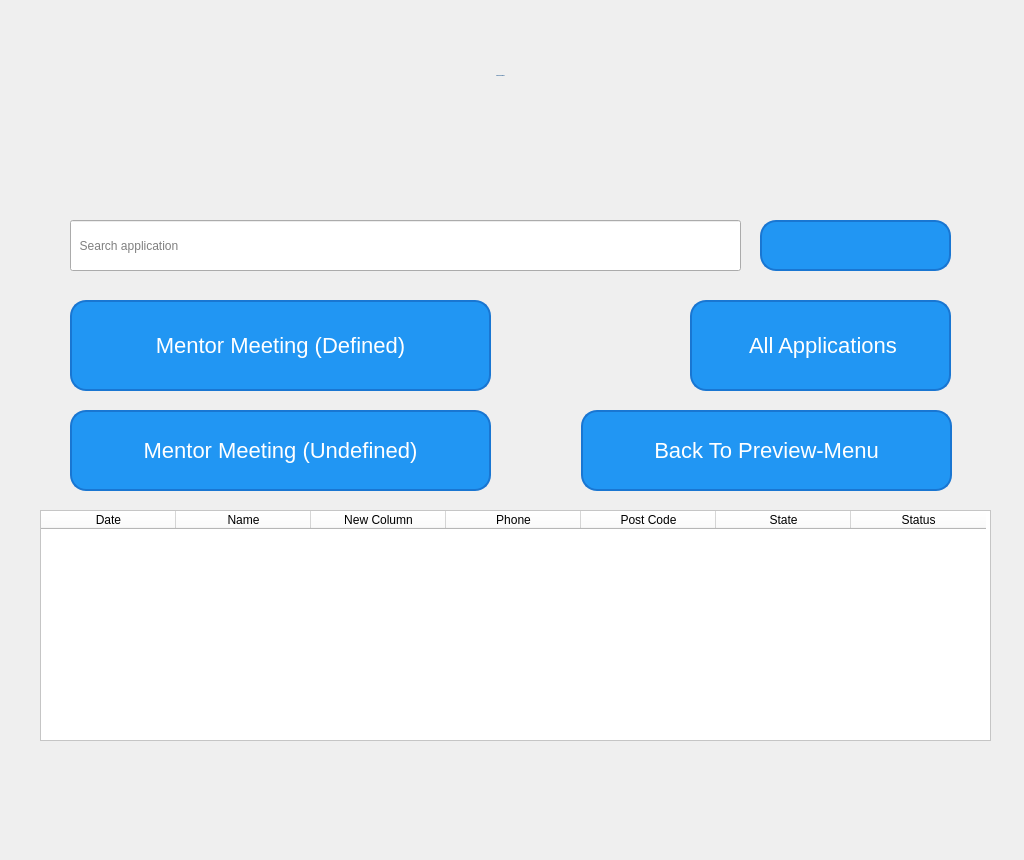
This is Customer Relationship Management/ui folders/application.ui in Harriery/my-python-projects as Qt 5 draws it before an edit. The edited form follows.
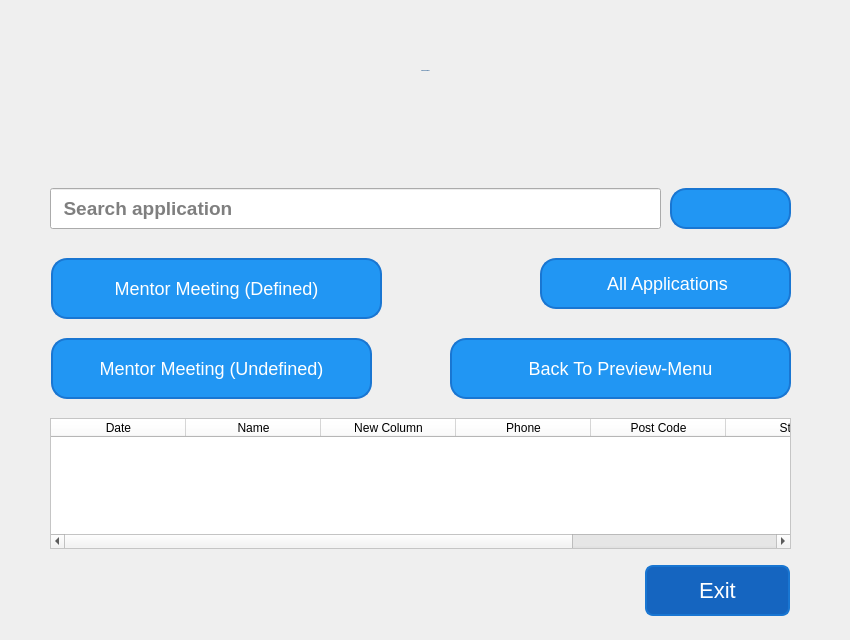
This is the edited form. Icons and pictures are not drawn.

The edit to the form file:
```diff
--- a/Customer Relationship Management/ui folders/application.ui
+++ b/Customer Relationship Management/ui folders/application.ui
@@ -6,20 +6,20 @@
    <rect>
     <x>0</x>
     <y>0</y>
-    <width>1024</width>
-    <height>860</height>
+    <width>850</width>
+    <height>640</height>
    </rect>
   </property>
   <property name="minimumSize">
    <size>
-    <width>1024</width>
-    <height>860</height>
+    <width>850</width>
+    <height>640</height>
    </size>
   </property>
   <property name="maximumSize">
    <size>
-    <width>1024</width>
-    <height>860</height>
+    <width>850</width>
+    <height>640</height>
    </size>
   </property>
   <property name="windowTitle">
@@ -39,7 +39,7 @@
     border-radius: 16px;
     border: 2px solid #1976D2;
     padding: 10px 20px;
-    font-size: 22px;
+    font-size: 18px;
     color: white;
     box-shadow: 0 4px #1976D2;
     transition: all 0.3s ease-in-out;
@@ -63,12 +63,19 @@
   <widget class="QLineEdit" name="applications_search_line">
    <property name="geometry">
     <rect>
-     <x>70</x>
-     <y>220</y>
-     <width>671</width>
-     <height>51</height>
+     <x>50</x>
+     <y>188</y>
+     <width>611</width>
+     <height>41</height>
     </rect>
    </property>
+   <property name="font">
+    <font>
+     <pointsize>14</pointsize>
+     <weight>75</weight>
+     <bold>true</bold>
+    </font>
+   </property>
    <property name="styleSheet">
     <string notr="true"/>
    </property>
@@ -82,10 +89,10 @@
   <widget class="QTableWidget" name="applications_table">
    <property name="geometry">
     <rect>
-     <x>40</x>
-     <y>510</y>
-     <width>951</width>
-     <height>231</height>
+     <x>50</x>
+     <y>418</y>
+     <width>741</width>
+     <height>131</height>
     </rect>
    </property>
    <property name="styleSheet">
@@ -142,10 +149,10 @@
   <widget class="QPushButton" name="applications_all_button">
    <property name="geometry">
     <rect>
-     <x>690</x>
-     <y>300</y>
-     <width>261</width>
-     <height>91</height>
+     <x>540</x>
+     <y>258</y>
+     <width>251</width>
+     <height>51</height>
     </rect>
    </property>
    <property name="font">
@@ -163,10 +170,10 @@
   <widget class="QPushButton" name="applications_defined_button">
    <property name="geometry">
     <rect>
-     <x>70</x>
-     <y>300</y>
-     <width>421</width>
-     <height>91</height>
+     <x>51</x>
+     <y>258</y>
+     <width>331</width>
+     <height>61</height>
     </rect>
    </property>
    <property name="font">
@@ -184,10 +191,10 @@
   <widget class="QPushButton" name="applications_undefined_button">
    <property name="geometry">
     <rect>
-     <x>70</x>
-     <y>410</y>
-     <width>421</width>
-     <height>81</height>
+     <x>51</x>
+     <y>338</y>
+     <width>321</width>
+     <height>61</height>
     </rect>
    </property>
    <property name="font">
@@ -205,10 +212,10 @@
   <widget class="QPushButton" name="applications_search_button">
    <property name="geometry">
     <rect>
-     <x>760</x>
-     <y>220</y>
-     <width>191</width>
-     <height>51</height>
+     <x>670</x>
+     <y>188</y>
+     <width>121</width>
+     <height>41</height>
     </rect>
    </property>
    <property name="text">
@@ -223,13 +230,38 @@
      <normaloff>:/newPrefix/icons/search.png.png</normaloff>:/newPrefix/icons/search.png.png</iconset>
    </property>
   </widget>
+  <widget class="QPushButton" name="pushButton_geriDon">
+   <property name="geometry">
+    <rect>
+     <x>450</x>
+     <y>338</y>
+     <width>341</width>
+     <height>61</height>
+    </rect>
+   </property>
+   <property name="font">
+    <font>
+     <pointsize>-1</pointsize>
+    </font>
+   </property>
+   <property name="styleSheet">
+    <string notr="true"/>
+   </property>
+   <property name="text">
+    <string>Back To Preview-Menu</string>
+   </property>
+   <property name="icon">
+    <iconset resource="icons.qrc.qrc">
+     <normaloff>:/newPrefix/icons/return.png.png</normaloff>:/newPrefix/icons/return.png.png</iconset>
+   </property>
+  </widget>
   <widget class="QLabel" name="applications_title_label">
    <property name="geometry">
     <rect>
-     <x>-30</x>
-     <y>-20</y>
-     <width>1061</width>
-     <height>191</height>
+     <x>-10</x>
+     <y>0</y>
+     <width>871</width>
+     <height>141</height>
     </rect>
    </property>
    <property name="font">
@@ -260,13 +292,13 @@
     <set>Qt::AlignCenter</set>
    </property>
   </widget>
-  <widget class="QPushButton" name="pushButton_geriDon">
+  <widget class="QPushButton" name="pushButton_Exit">
    <property name="geometry">
     <rect>
-     <x>581</x>
-     <y>410</y>
-     <width>371</width>
-     <height>81</height>
+     <x>645</x>
+     <y>565</y>
+     <width>145</width>
+     <height>51</height>
     </rect>
    </property>
    <property name="font">
@@ -275,10 +307,30 @@
     </font>
    </property>
    <property name="styleSheet">
-    <string notr="true"/>
+    <string notr="true">QPushButton {
+  background-color: #1565C0;
+    border-radius: 8px;
+    border: 2px solid #1976D2;
+    padding: 10px 20px;
+    font-size: 22px;
+    color: white;
+    box-shadow: 0 4px #1976D2;
+    transition: all 0.3s ease;
+}
+QPushButton:hover {
+    background-color: #42A5F5;
+    box-shadow: 0 6px #1976D2;
+    transform: translateY(-4px);
+}
+
+QPushButton:pressed {
+    background-color: #1E88E5;
+    box-shadow: 0 2px #1976D2;
+    transform: translateY(2px);
+}</string>
    </property>
    <property name="text">
-    <string>Back To Preview-Menu</string>
+    <string>Exit</string>
    </property>
    <property name="icon">
     <iconset resource="icons.qrc.qrc">
```
Left out of the diff: 6 changed lines with no effect on the pictures.
